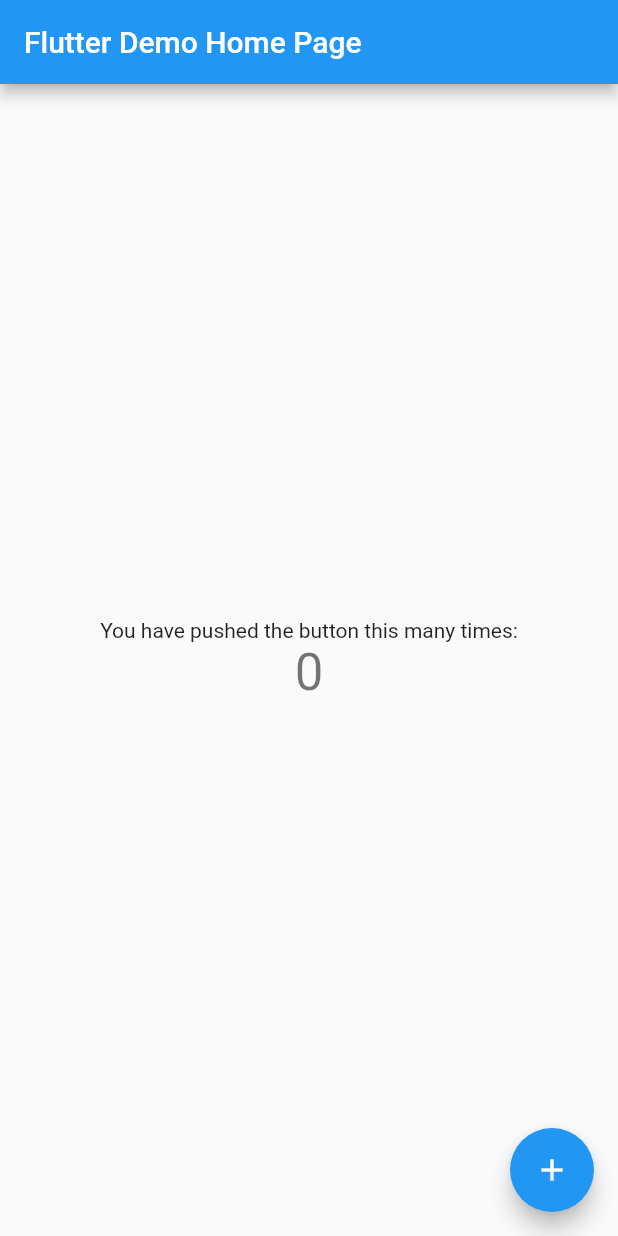
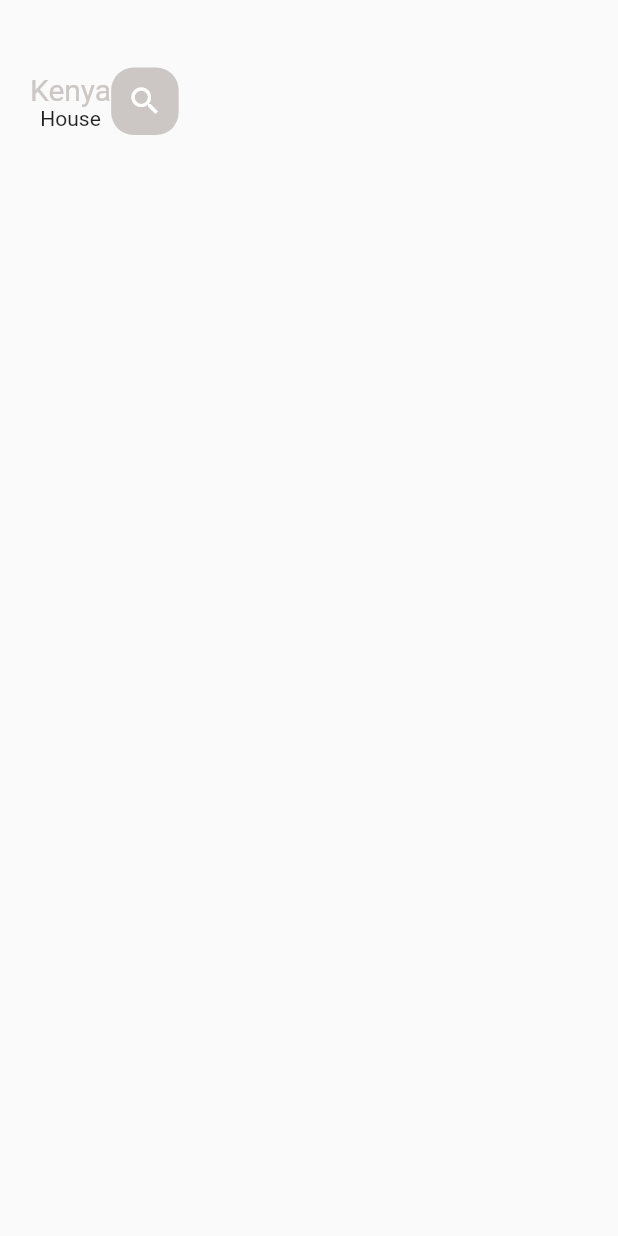
Before and after one commit to Kibet-g/mzingaa, a Flutter app: the screen it shows after launch, on a phone screen of 412 x 824 dp. Run offline on Flutter 3.47's test engine with Material 2 defaults, Android fonts, the phone set to English and light mode, and no system bars.

Commit message:
Started My Dart Project for an ecommerce liqour application

```diff
--- a/lib/home/main_liqour_page.dart
+++ b/lib/home/main_liqour_page.dart
@@ -1,38 +1,67 @@
-import 'package:flutter/cupertino.dart';
 import 'package:flutter/material.dart';
+import 'package:mzingaa/utils/colors.dart';
+import 'package:mzingaa/widgets/big_text.dart';
 
-class MainLiqourPage extends StatefulWidget { //our stateful class which will contain a header and body section with containers
-  const MainLiqourPage({Key? key}) : super(key: key);
+class MainLiquorPage extends StatefulWidget {
+  const MainLiquorPage({Key? key}) : super(key: key);
 
   @override
-  MainLiqourPageState createState() => MainLiqourPageState();
+  // ignore: library_private_types_in_public_api
+  _MainLiquorPageState createState() => _MainLiquorPageState();
 }
 
-class MainLiqourPageState extends State<MainLiqourPage> {
+class _MainLiquorPageState extends State<MainLiquorPage> {
   @override
   Widget build(BuildContext context) {
-    return Container(
-      child: Container(
-        child: Row(
-          children: [
-            Column(
+    return Scaffold(
+      body: Column(
+        children: [
+          Container(
+            margin: const EdgeInsets.only(top:45,bottom: 15),
+            padding: const EdgeInsets.only(left: 20, right: 20),
+
+            child: Row(
               children: [
-                Text("Country"),//the text for our header part
-                Text("City")
+                Column(
+                  children: const [
+                    BigText(text: "Kenya", color: AppColors.mainColor), // The text for our header part also
+                    Text("House"), // The text for our header part also
+                  ],
+                ),
+ //DECORATE OUR BACKGROUND COLOR FOR OUR CONTAINER CLASS
+                Center(
+                  child: Container(
+                    width: 45,
+                    height: 45,//This will be able to change our background color
+                    decoration: BoxDecoration(
+                      // Decoration for our container class
+                      borderRadius: BorderRadius.circular(15), // Rounded corners for the container
+                      color:AppColors.mainColor, //Calling our members class using the import function
+                    ),
 
+                    child: const Icon(Icons.search, color: Colors.white),
+                  ),
+                ),
               ],
             ),
-            Container(
-              width: 45,
-              height: 45,
-              decoration: BoxDecoration(//we specify for the box decoration here
-                borderRadius: BorderRadius.circular(15),//decoration for our container class
-                color: Colors.blue,//color for our container class
-              ),
-            )
-          ],
-        ),
+          )
+        ],
       ),
     );
   }
 }
+
+class MyApp extends StatelessWidget {
+  const MyApp({super.key});
+
+  @override
+  Widget build(BuildContext context) {
+    return const MaterialApp(
+      home: MainLiquorPage(), // Corrected the class name here
+    );
+  }
+}
+
+void main() {
+  runApp(const MyApp());
+}
--- a/lib/main.dart
+++ b/lib/main.dart
@@ -1,4 +1,5 @@
 import 'package:flutter/material.dart';
+import 'package:mzingaa/home/main_liqour_page.dart';
 
 void main() {
   runApp(const MyApp());
@@ -11,105 +12,14 @@
   @override
   Widget build(BuildContext context) {
     return MaterialApp(
+      debugShowCheckedModeBanner: false,
       title: 'Flutter Demo',
       theme: ThemeData(
         // This is the theme of your application.
-        //
-        // Try running your application with "flutter run". You'll see the
-        // application has a blue toolbar. Then, without quitting the app, try
-        // changing the primarySwatch below to Colors.green and then invoke
-        // "hot reload" (press "r" in the console where you ran "flutter run",
-        // or simply save your changes to "hot reload" in a Flutter IDE).
-        // Notice that the counter didn't reset back to zero; the application
-        // is not restarted.
+
         primarySwatch: Colors.blue,
       ),
-      home: const MyHomePage(title: 'Flutter Demo Home Page'),
+      home: MainLiquorPage()
     );
   }
 }
-
-class MyHomePage extends StatefulWidget {
-  const MyHomePage({super.key, required this.title});
-
-  // This widget is the home page of your application. It is stateful, meaning
-  // that it has a State object (defined below) that contains fields that affect
-  // how it looks.
-
-  // This class is the configuration for the state. It holds the values (in this
-  // case the title) provided by the parent (in this case the App widget) and
-  // used by the build method of the State. Fields in a Widget subclass are
-  // always marked "final".
-
-  final String title;
-
-  @override
-  State<MyHomePage> createState() => _MyHomePageState();
-}
-
-class _MyHomePageState extends State<MyHomePage> {
-  int _counter = 0;
-
-  void _incrementCounter() {
-    setState(() {
-      // This call to setState tells the Flutter framework that something has
-      // changed in this State, which causes it to rerun the build method below
-      // so that the display can reflect the updated values. If we changed
-      // _counter without calling setState(), then the build method would not be
-      // called again, and so nothing would appear to happen.
-      _counter++;
-    });
-  }
-
-  @override
-  Widget build(BuildContext context) {
-    // This method is rerun every time setState is called, for instance as done
-    // by the _incrementCounter method above.
-    //
-    // The Flutter framework has been optimized to make rerunning build methods
-    // fast, so that you can just rebuild anything that needs updating rather
-    // than having to individually change instances of widgets.
-    return Scaffold(
-      appBar: AppBar(
-        // Here we take the value from the MyHomePage object that was created by
-        // the App.build method, and use it to set our appbar title.
-        title: Text(widget.title),
-      ),
-      body: Center(
-        // Center is a layout widget. It takes a single child and positions it
-        // in the middle of the parent.
-        child: Column(
-          // Column is also a layout widget. It takes a list of children and
-          // arranges them vertically. By default, it sizes itself to fit its
-          // children horizontally, and tries to be as tall as its parent.
-          //
-          // Invoke "debug painting" (press "p" in the console, choose the
-          // "Toggle Debug Paint" action from the Flutter Inspector in Android
-          // Studio, or the "Toggle Debug Paint" command in Visual Studio Code)
-          // to see the wireframe for each widget.
-          //
-          // Column has various properties to control how it sizes itself and
-          // how it positions its children. Here we use mainAxisAlignment to
-          // center the children vertically; the main axis here is the vertical
-          // axis because Columns are vertical (the cross axis would be
-          // horizontal).
-          mainAxisAlignment: MainAxisAlignment.center,
-          children: <Widget>[
-            const Text(
-              'You have pushed the button this many times:',
-            ),
-            Text(
-              '$_counter',
-              style: Theme.of(context).textTheme.headlineMedium,
-            ),
-          ],
-        ),
-      ),
-      floatingActionButton: FloatingActionButton(
-        onPressed: _incrementCounter,
-        tooltip: 'Increment',
-        child: const Icon(Icons.add),
-      ), // This trailing comma makes auto-formatting nicer for build methods.
-    );
-  }
-}
--- /dev/null
+++ b/lib/utils/colors.dart
@@ -0,0 +1,14 @@
+import 'dart:ui';
+
+class AppColors{
+  static final Color textColor=const Color(0xFFccc7c5);
+  static final Color mainColor=const Color(0xFFccc7c5);
+  static final Color iconColor1=const Color(0xFFccc7c5);
+  static final Color iconColor2=const Color(0xFFccc7c5);
+  static final Color paraColor=const Color(0xFFccc7c5);
+  static final Color buttonbackgroundcolor=const Color(0xFFccc7c5);
+  static final Color signcolor=const Color(0xFFccc7c5);
+  static final Color titlecolor=const Color(0xFFccc7c5);
+  static final Color mainBlackcolor=const Color(0xFFccc7c5);
+  static final Color yellowColor=const Color(0xFFccc7c5);
+}
--- /dev/null
+++ b/lib/widgets/big_text.dart
@@ -0,0 +1,33 @@
+import 'package:flutter/cupertino.dart';
+
+class BigText extends StatelessWidget {
+   Color? color;//color for our color variable
+  final String text;// the text we pass from the color function
+  double size; // the size for our text
+  TextOverflow overflow; //To add the ..function for our texts to be continous
+
+
+
+   BigText({Key? key, this.color = const Color(0xFFccc7c5),
+    required this.text,
+    this.size=20,
+    this.overflow=TextOverflow.ellipsis// the default property for ..function
+
+  }) : super(key: key);
+
+
+  @override
+  Widget build(BuildContext context) {
+    return Text(
+      text,
+      overflow: overflow,
+      style: TextStyle(
+        fontFamily: 'Roboto',
+        color: color,
+        fontSize: size,
+        fontWeight: FontWeight.w400
+
+      ),
+    );
+  }
+}
```
Also changed, not shown: lib/widgets/small_text.dart (added, +33 -0 lines).
